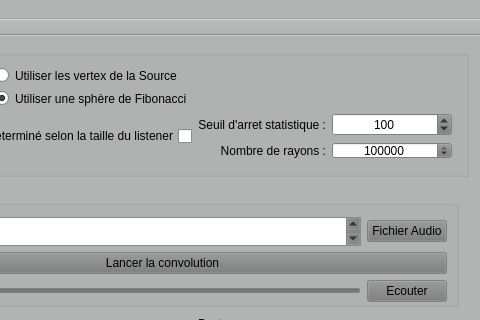
This is mainwindow.ui in DocGrobi/RayTracingCpp as Qt 5 draws it before an edit; both pictures show x 152 to 632 and y 0 to 320 of the 632 by 817 pixel window. The edited form follows.
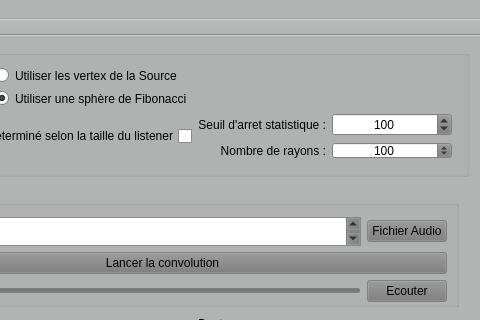
This is the edited form.

Commit message: correction bug TDS

Diff of the .ui file:
```diff
--- a/mainwindow.ui
+++ b/mainwindow.ui
@@ -928,7 +928,7 @@
          <number>1000000000</number>
         </property>
         <property name="value">
-         <number>100000</number>
+         <number>100</number>
         </property>
        </widget>
       </item>
```
The commit also changes 2 other files.
